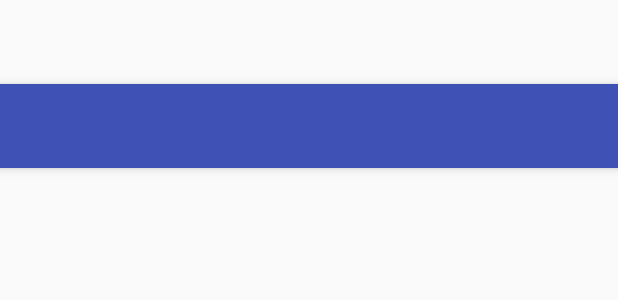
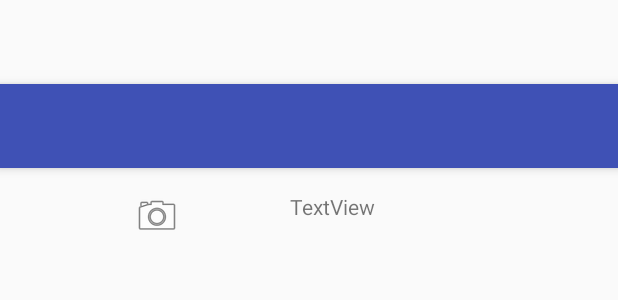
Before and after one commit to project-training-gp8/nouriture, an Android app: the layout activity_recipy.xml on its own in the app's theme, with its tools: preview values and no code run, on a phone screen of 412 x 824 dp. Shown: the top 300 px of the screen. Run offline under Robolectric (Android 15) with nearby library versions, the phone set to English and light mode, and no system bars.

Commit message:
Recipy Draft number 2

```diff
--- a/FoodHeaven/app/src/main/res/layout/content_recipy.xml
+++ b/FoodHeaven/app/src/main/res/layout/content_recipy.xml
@@ -13,16 +13,37 @@
     tools:context="com.example.tchaokko.foodheaven.Recipy"
     tools:showIn="@layout/activity_recipy">
 
+    <LinearLayout
+        android:orientation="horizontal"
+        android:layout_width="match_parent"
+        android:layout_height="wrap_content">
+
+        <ImageView
+            android:layout_width="wrap_content"
+            android:layout_height="wrap_content"
+            app:srcCompat="@android:drawable/ic_menu_camera"
+            android:id="@+id/RecipyImage"
+            android:layout_weight="1" />
+
+        <TextView
+            android:text="TextView"
+            android:layout_width="wrap_content"
+            android:layout_height="wrap_content"
+            android:id="@+id/DescriptionRecipy"
+            android:layout_weight="1" />
+
+    </LinearLayout>
+
     <ScrollView
-        android:layout_width="match_parent"
-        android:layout_height="match_parent"
-        android:layout_centerVertical="true"
-        android:layout_centerHorizontal="true">
+        android:layout_width="wrap_content"
+        android:layout_height="wrap_content">
+
 
         <LinearLayout
             android:layout_width="match_parent"
-            android:layout_height="wrap_content"
+            android:layout_height="match_parent"
             android:orientation="vertical"
             android:id="@+id/RecipyLayout" />
     </ScrollView>
+
 </RelativeLayout>
```
Also changed, not shown: FoodHeaven/app/src/main/java/com/example/tchaokko/foodheaven/DownloadImageTask.java (added, +38 -0 lines), FoodHeaven/app/src/main/java/com/example/tchaokko/foodheaven/Recipy.java (+59 -12 lines).
